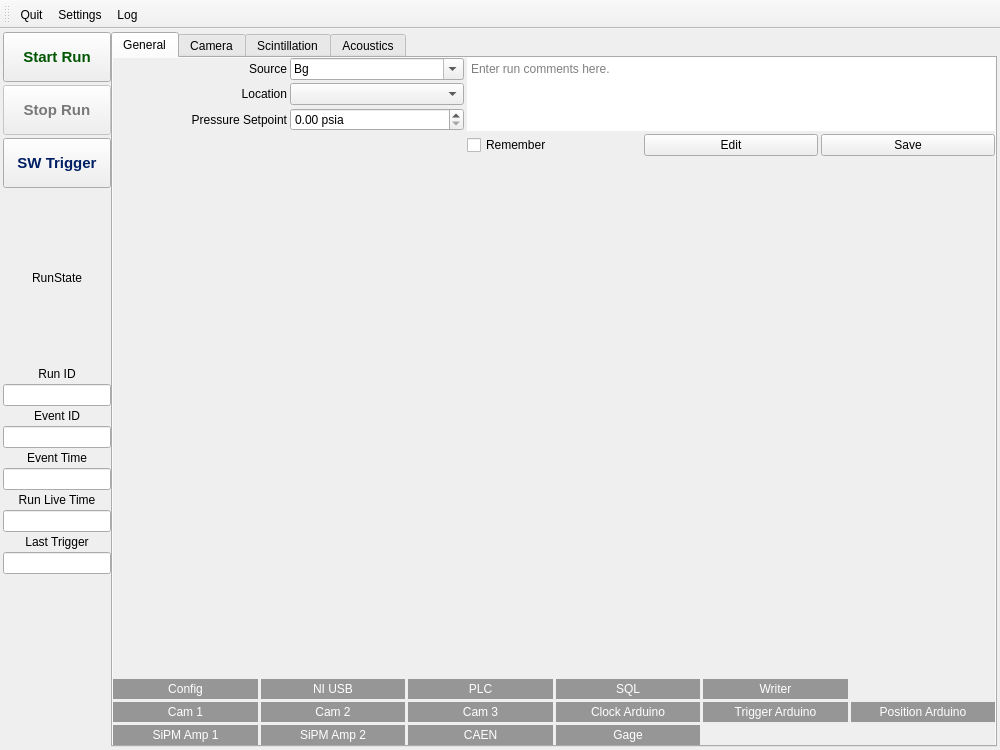
Before: the Qt Designer form ui/mainwindow.ui in SBC-Collaboration/SBC-RunControl, drawn with Qt 5.
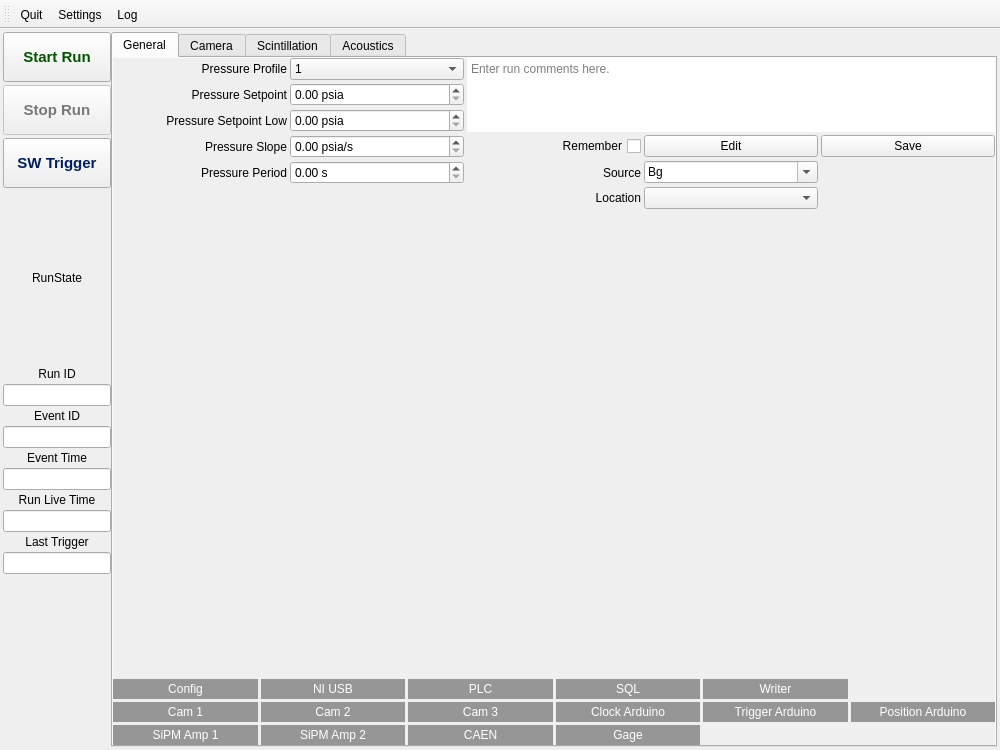
After: the same form once the commit is applied. Icons and pictures are not drawn. Custom widgets are drawn as their Qt base class.

Commit message: Add pressure settings on main window

Diff of the .ui file:
```diff
--- a/ui/mainwindow.ui
+++ b/ui/mainwindow.ui
@@ -516,132 +516,23 @@
                <number>0</number>
               </property>
               <item>
-               <layout class="QGridLayout" name="comment_grid" rowstretch="0,0,0,0,0,0">
+               <layout class="QGridLayout" name="comment_grid" rowstretch="0,0,0,0,0,0,0,0">
                 <property name="sizeConstraint">
                  <enum>QLayout::SetDefaultConstraint</enum>
                 </property>
                 <property name="spacing">
                  <number>3</number>
                 </property>
-                <item row="2" column="1">
-                 <widget class="QComboBox" name="source_box">
-                  <property name="editable">
-                   <bool>true</bool>
-                  </property>
-                  <item>
-                   <property name="text">
-                    <string>Bg</string>
-                   </property>
-                  </item>
-                  <item>
-                   <property name="text">
-                    <string>Cf-252</string>
-                   </property>
-                  </item>
-                  <item>
-                   <property name="text">
-                    <string>Co-57</string>
-                   </property>
-                  </item>
-                  <item>
-                   <property name="text">
-                    <string>Cs-137</string>
-                   </property>
-                  </item>
-                 </widget>
-                </item>
-                <item row="3" column="1">
-                 <widget class="QComboBox" name="source_location_box"/>
-                </item>
-                <item row="3" column="0">
-                 <widget class="QLabel" name="source_location_label">
-                  <property name="sizePolicy">
-                   <sizepolicy hsizetype="Minimum" vsizetype="Minimum">
-                    <horstretch>0</horstretch>
-                    <verstretch>0</verstretch>
-                   </sizepolicy>
-                  </property>
-                  <property name="font">
-                   <font>
-                    <kerning>true</kerning>
-                   </font>
-                  </property>
-                  <property name="text">
-                   <string>Location</string>
-                  </property>
-                  <property name="alignment">
-                   <set>Qt::AlignRight|Qt::AlignTrailing|Qt::AlignVCenter</set>
-                  </property>
-                  <property name="buddy">
-                   <cstring>source_location_box</cstring>
-                  </property>
-                 </widget>
-                </item>
-                <item row="2" column="0">
-                 <widget class="QLabel" name="source_label">
-                  <property name="text">
-                   <string>Source</string>
-                  </property>
-                  <property name="alignment">
-                   <set>Qt::AlignRight|Qt::AlignTrailing|Qt::AlignVCenter</set>
-                  </property>
-                  <property name="buddy">
-                   <cstring>source_box</cstring>
-                  </property>
-                 </widget>
-                </item>
-                <item row="5" column="4">
-                 <widget class="QPushButton" name="save_comment_but">
-                  <property name="text">
-                   <string>Save</string>
-                  </property>
-                 </widget>
-                </item>
                 <item row="5" column="2">
                  <widget class="QCheckBox" name="comment_persist_box">
+                  <property name="layoutDirection">
+                   <enum>Qt::RightToLeft</enum>
+                  </property>
                   <property name="text">
                    <string>Remember</string>
                   </property>
                  </widget>
                 </item>
-                <item row="5" column="3">
-                 <widget class="QPushButton" name="edit_comment_but">
-                  <property name="text">
-                   <string>Edit</string>
-                  </property>
-                 </widget>
-                </item>
-                <item row="4" column="0">
-                 <widget class="QLabel" name="pressure_setpoint_label">
-                  <property name="text">
-                   <string>Pressure Setpoint</string>
-                  </property>
-                  <property name="alignment">
-                   <set>Qt::AlignRight|Qt::AlignTrailing|Qt::AlignVCenter</set>
-                  </property>
-                  <property name="buddy">
-                   <cstring>pressure_setpoint_box</cstring>
-                  </property>
-                 </widget>
-                </item>
-                <item row="4" column="1">
-                 <widget class="QDoubleSpinBox" name="pressure_setpoint_box">
-                  <property name="font">
-                   <font>
-                    <kerning>true</kerning>
-                   </font>
-                  </property>
-                  <property name="frame">
-                   <bool>true</bool>
-                  </property>
-                  <property name="suffix">
-                   <string> psia</string>
-                  </property>
-                  <property name="maximum">
-                   <double>1000.000000000000000</double>
-                  </property>
-                 </widget>
-                </item>
                 <item row="2" column="2" rowspan="3" colspan="3">
                  <widget class="QPlainTextEdit" name="comment_edit">
                   <property name="sizePolicy">
@@ -669,19 +560,249 @@
                   </property>
                  </widget>
                 </item>
-               </layout>
-              </item>
-              <item>
-               <layout class="QGridLayout" name="gridLayout_2" columnstretch="0">
-                <property name="topMargin">
-                 <number>0</number>
-                </property>
-                <property name="rightMargin">
-                 <number>0</number>
-                </property>
-                <property name="bottomMargin">
-                 <number>0</number>
-                </property>
+                <item row="5" column="3">
+                 <widget class="QPushButton" name="edit_comment_but">
+                  <property name="text">
+                   <string>Edit</string>
+                  </property>
+                 </widget>
+                </item>
+                <item row="5" column="4">
+                 <widget class="QPushButton" name="save_comment_but">
+                  <property name="text">
+                   <string>Save</string>
+                  </property>
+                 </widget>
+                </item>
+                <item row="7" column="3">
+                 <widget class="QComboBox" name="source_location_box"/>
+                </item>
+                <item row="6" column="3">
+                 <widget class="QComboBox" name="source_box">
+                  <property name="editable">
+                   <bool>true</bool>
+                  </property>
+                  <item>
+                   <property name="text">
+                    <string>Bg</string>
+                   </property>
+                  </item>
+                  <item>
+                   <property name="text">
+                    <string>Cf-252</string>
+                   </property>
+                  </item>
+                  <item>
+                   <property name="text">
+                    <string>Co-57</string>
+                   </property>
+                  </item>
+                  <item>
+                   <property name="text">
+                    <string>Cs-137</string>
+                   </property>
+                  </item>
+                 </widget>
+                </item>
+                <item row="6" column="2">
+                 <widget class="QLabel" name="source_label">
+                  <property name="text">
+                   <string>Source</string>
+                  </property>
+                  <property name="alignment">
+                   <set>Qt::AlignRight|Qt::AlignTrailing|Qt::AlignVCenter</set>
+                  </property>
+                  <property name="buddy">
+                   <cstring>source_box</cstring>
+                  </property>
+                 </widget>
+                </item>
+                <item row="2" column="0">
+                 <widget class="QLabel" name="pressure_profile_label">
+                  <property name="text">
+                   <string>Pressure Profile</string>
+                  </property>
+                  <property name="alignment">
+                   <set>Qt::AlignRight|Qt::AlignTrailing|Qt::AlignVCenter</set>
+                  </property>
+                  <property name="buddy">
+                   <cstring>pressure_setpoint_box</cstring>
+                  </property>
+                 </widget>
+                </item>
+                <item row="7" column="2">
+                 <widget class="QLabel" name="source_location_label">
+                  <property name="sizePolicy">
+                   <sizepolicy hsizetype="Minimum" vsizetype="Minimum">
+                    <horstretch>0</horstretch>
+                    <verstretch>0</verstretch>
+                   </sizepolicy>
+                  </property>
+                  <property name="font">
+                   <font>
+                    <kerning>true</kerning>
+                   </font>
+                  </property>
+                  <property name="text">
+                   <string>Location</string>
+                  </property>
+                  <property name="alignment">
+                   <set>Qt::AlignRight|Qt::AlignTrailing|Qt::AlignVCenter</set>
+                  </property>
+                  <property name="buddy">
+                   <cstring>source_location_box</cstring>
+                  </property>
+                 </widget>
+                </item>
+                <item row="3" column="0">
+                 <widget class="QLabel" name="pressure_setpoint_label">
+                  <property name="text">
+                   <string>Pressure Setpoint</string>
+                  </property>
+                  <property name="alignment">
+                   <set>Qt::AlignRight|Qt::AlignTrailing|Qt::AlignVCenter</set>
+                  </property>
+                  <property name="buddy">
+                   <cstring>pressure_setpoint_box</cstring>
+                  </property>
+                 </widget>
+                </item>
+                <item row="4" column="0">
+                 <widget class="QLabel" name="pressure_setpoint_low_label">
+                  <property name="text">
+                   <string>Pressure Setpoint Low</string>
+                  </property>
+                  <property name="alignment">
+                   <set>Qt::AlignRight|Qt::AlignTrailing|Qt::AlignVCenter</set>
+                  </property>
+                  <property name="buddy">
+                   <cstring>pressure_setpoint_box</cstring>
+                  </property>
+                 </widget>
+                </item>
+                <item row="5" column="0">
+                 <widget class="QLabel" name="pressure_slope_label">
+                  <property name="text">
+                   <string>Pressure Slope</string>
+                  </property>
+                  <property name="alignment">
+                   <set>Qt::AlignRight|Qt::AlignTrailing|Qt::AlignVCenter</set>
+                  </property>
+                  <property name="buddy">
+                   <cstring>pressure_setpoint_box</cstring>
+                  </property>
+                 </widget>
+                </item>
+                <item row="6" column="0">
+                 <widget class="QLabel" name="pressure_period_label">
+                  <property name="text">
+                   <string>Pressure Period</string>
+                  </property>
+                  <property name="alignment">
+                   <set>Qt::AlignRight|Qt::AlignTrailing|Qt::AlignVCenter</set>
+                  </property>
+                  <property name="buddy">
+                   <cstring>pressure_setpoint_box</cstring>
+                  </property>
+                 </widget>
+                </item>
+                <item row="3" column="1">
+                 <widget class="QDoubleSpinBox" name="pressure_setpoint_box">
+                  <property name="font">
+                   <font>
+                    <kerning>true</kerning>
+                   </font>
+                  </property>
+                  <property name="frame">
+                   <bool>true</bool>
+                  </property>
+                  <property name="suffix">
+                   <string> psia</string>
+                  </property>
+                  <property name="maximum">
+                   <double>1000.000000000000000</double>
+                  </property>
+                 </widget>
+                </item>
+                <item row="4" column="1">
+                 <widget class="QDoubleSpinBox" name="pressure_setpoint_low_box">
+                  <property name="font">
+                   <font>
+                    <kerning>true</kerning>
+                   </font>
+                  </property>
+                  <property name="frame">
+                   <bool>true</bool>
+                  </property>
+                  <property name="suffix">
+                   <string> psia</string>
+                  </property>
+                  <property name="maximum">
+                   <double>1000.000000000000000</double>
+                  </property>
+                 </widget>
+                </item>
+                <item row="5" column="1">
+                 <widget class="QDoubleSpinBox" name="pressure_slope_box">
+                  <property name="font">
+                   <font>
+                    <kerning>true</kerning>
+                   </font>
+                  </property>
+                  <property name="frame">
+                   <bool>true</bool>
+                  </property>
+                  <property name="prefix">
+                   <string/>
+                  </property>
+                  <property name="suffix">
+                   <string> psia/s</string>
+                  </property>
+                  <property name="maximum">
+                   <double>1000.000000000000000</double>
+                  </property>
+                 </widget>
+                </item>
+                <item row="6" column="1">
+                 <widget class="QDoubleSpinBox" name="pressure_period_box">
+                  <property name="font">
+                   <font>
+                    <kerning>true</kerning>
+                   </font>
+                  </property>
+                  <property name="frame">
+                   <bool>true</bool>
+                  </property>
+                  <property name="prefix">
+                   <string/>
+                  </property>
+                  <property name="suffix">
+                   <string> s</string>
+                  </property>
+                  <property name="maximum">
+                   <double>1000.000000000000000</double>
+                  </property>
+                 </widget>
+                </item>
+                <item row="2" column="1">
+                 <widget class="QComboBox" name="pressure_profile_box">
+                  <item>
+                   <property name="text">
+                    <string>1</string>
+                   </property>
+                  </item>
+                  <item>
+                   <property name="text">
+                    <string>2</string>
+                   </property>
+                  </item>
+                  <item>
+                   <property name="text">
+                    <string>3</string>
+                   </property>
+                  </item>
+                 </widget>
+                </item>
                </layout>
               </item>
               <item>
```
The commit also changes 1 other file.
